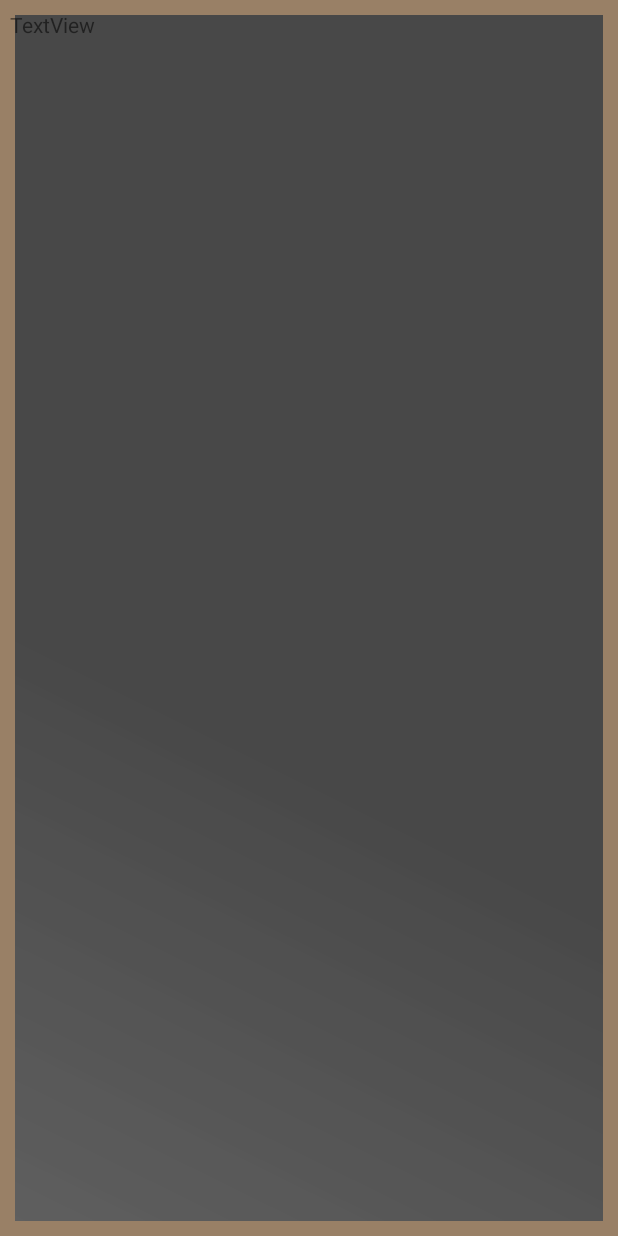
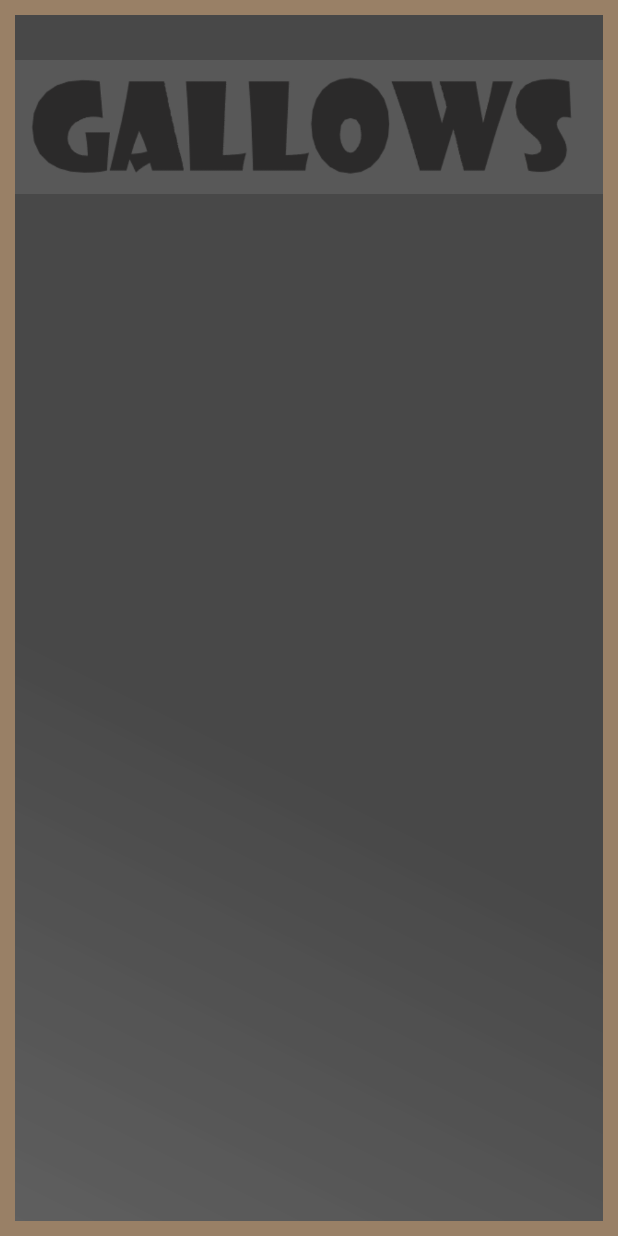
Before and after one commit to LaunDan/Gallows, an Android app: the layout activity_main_game.xml on its own in the app's theme, with its tools: preview values and no code run, on a phone screen of 412 x 824 dp. Run offline under Robolectric (Android 15) with nearby library versions, the phone set to English and light mode, and no system bars.

Commit message:
created and add new headline image

```diff
--- a/app/src/main/res/layout/activity_main_game.xml
+++ b/app/src/main/res/layout/activity_main_game.xml
@@ -8,11 +8,13 @@
     android:background="@drawable/temporary_backgraund">
 
 
-    <TextView
-        android:id="@+id/textView"
-        android:layout_width="141dp"
-        android:layout_height="92dp"
-        android:text="TextView"
-        tools:layout_editor_absoluteX="135dp"
-        tools:layout_editor_absoluteY="25dp" />
+    <ImageView
+        android:id="@+id/imageView3"
+        android:layout_width="392dp"
+        android:layout_height="145dp"
+        android:layout_marginStart="3dp"
+        android:layout_marginTop="5dp"
+        app:layout_constraintStart_toStartOf="parent"
+        app:layout_constraintTop_toTopOf="parent"
+        app:srcCompat="@drawable/gallows_headline1" />
 </androidx.constraintlayout.widget.ConstraintLayout>
```
Also changed, not shown: app/src/main/res/drawable/gallows_headline1.png (added).
